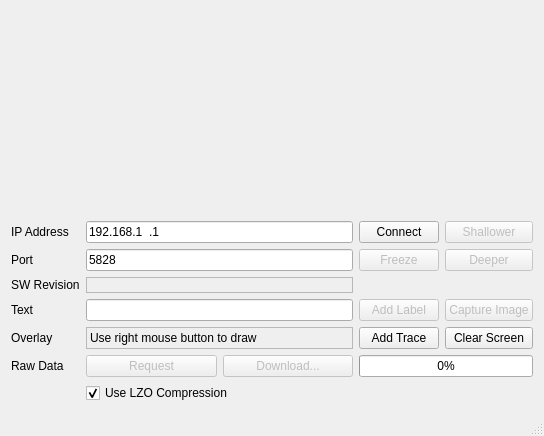
Before: the Qt Designer form examples/caster_qt/caster.ui in clariusdev/cast, drawn with Qt 5.
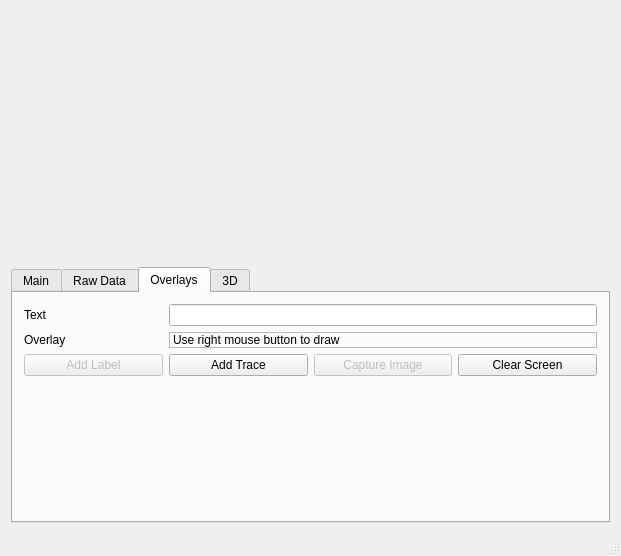
After: the same form once the commit is applied. The open tabs and pages were chosen to show the change.

```diff
--- a/examples/caster_qt/caster.ui
+++ b/examples/caster_qt/caster.ui
@@ -6,8 +6,8 @@
    <rect>
     <x>0</x>
     <y>0</y>
-    <width>544</width>
-    <height>436</height>
+    <width>621</width>
+    <height>556</height>
    </rect>
   </property>
   <property name="windowTitle">
@@ -32,7 +32,15 @@
      </spacer>
     </item>
     <item>
-     <layout class="QGridLayout" name="_inputs">
+     <widget class="QTabWidget" name="tabWidget">
+      <property name="currentIndex">
+       <number>0</number>
+      </property>
+      <widget class="QWidget" name="_main">
+       <attribute name="title">
+        <string>Main</string>
+       </attribute>
+       <layout class="QGridLayout" name="gridLayout">
       <item row="1" column="1">
        <widget class="QLineEdit" name="port">
         <property name="inputMask">
@@ -43,57 +51,6 @@
         </property>
        </widget>
       </item>
-      <item row="7" column="0">
-       <widget class="QLabel" name="_rawdata">
-        <property name="text">
-         <string>Raw Data</string>
-        </property>
-       </widget>
-      </item>
-      <item row="0" column="3">
-       <widget class="QPushButton" name="shallower">
-        <property name="enabled">
-         <bool>false</bool>
-        </property>
-        <property name="text">
-         <string>Shallower</string>
-        </property>
-       </widget>
-      </item>
-      <item row="5" column="1">
-       <widget class="QLabel" name="label_4">
-        <property name="frameShape">
-         <enum>QFrame::StyledPanel</enum>
-        </property>
-        <property name="text">
-         <string>Use right mouse button to draw</string>
-        </property>
-       </widget>
-      </item>
-      <item row="5" column="0">
-       <widget class="QLabel" name="label_3">
-        <property name="text">
-         <string>Overlay</string>
-        </property>
-       </widget>
-      </item>
-      <item row="5" column="3">
-       <widget class="QPushButton" name="clearScreen">
-        <property name="text">
-         <string>Clear Screen</string>
-        </property>
-       </widget>
-      </item>
-      <item row="2" column="1">
-       <widget class="QLabel" name="swRevMatch">
-        <property name="frameShape">
-         <enum>QFrame::StyledPanel</enum>
-        </property>
-        <property name="text">
-         <string/>
-        </property>
-       </widget>
-      </item>
       <item row="0" column="0">
        <widget class="QLabel" name="_ip">
         <property name="text">
@@ -101,6 +58,13 @@
         </property>
        </widget>
       </item>
+        <item row="2" column="0">
+         <widget class="QLabel" name="label">
+          <property name="text">
+           <string>SW Revision</string>
+          </property>
+         </widget>
+        </item>
       <item row="0" column="1">
        <widget class="QLineEdit" name="ip">
         <property name="inputMask">
@@ -111,46 +75,16 @@
         </property>
        </widget>
       </item>
-      <item row="4" column="0">
-       <widget class="QLabel" name="label_2">
-        <property name="text">
-         <string>Text</string>
-        </property>
-       </widget>
-      </item>
-      <item row="4" column="3">
-       <widget class="QPushButton" name="captureImage">
-        <property name="enabled">
-         <bool>false</bool>
-        </property>
+        <item row="2" column="1">
+         <widget class="QLabel" name="swRevMatch">
+          <property name="frameShape">
+           <enum>QFrame::Shape::StyledPanel</enum>
+          </property>
         <property name="text">
-         <string>Capture Image</string>
+           <string/>
         </property>
        </widget>
       </item>
-      <item row="1" column="3">
-       <widget class="QPushButton" name="deeper">
-        <property name="enabled">
-         <bool>false</bool>
-        </property>
-        <property name="text">
-         <string>Deeper</string>
-        </property>
-       </widget>
-      </item>
-      <item row="1" column="2">
-       <widget class="QPushButton" name="freeze">
-        <property name="enabled">
-         <bool>false</bool>
-        </property>
-        <property name="text">
-         <string>Freeze</string>
-        </property>
-       </widget>
-      </item>
-      <item row="4" column="1">
-       <widget class="QLineEdit" name="labelText"/>
-      </item>
       <item row="1" column="0">
        <widget class="QLabel" name="_port">
         <property name="text">
@@ -158,20 +92,36 @@
         </property>
        </widget>
       </item>
-      <item row="4" column="2">
-       <widget class="QPushButton" name="addLabel">
+        <item row="4" column="1">
+         <spacer name="verticalSpacer_3">
+          <property name="orientation">
+           <enum>Qt::Orientation::Vertical</enum>
+          </property>
+          <property name="sizeHint" stdset="0">
+           <size>
+            <width>20</width>
+            <height>40</height>
+           </size>
+          </property>
+         </spacer>
+        </item>
+        <item row="2" column="2">
+         <widget class="QPushButton" name="shallower">
         <property name="enabled">
          <bool>false</bool>
         </property>
         <property name="text">
-         <string>Add Label</string>
+           <string>Shallower</string>
         </property>
        </widget>
       </item>
-      <item row="5" column="2">
-       <widget class="QPushButton" name="addTrace">
+        <item row="3" column="2">
+         <widget class="QPushButton" name="deeper">
+          <property name="enabled">
+           <bool>false</bool>
+          </property>
         <property name="text">
-         <string>Add Trace</string>
+           <string>Deeper</string>
         </property>
        </widget>
       </item>
@@ -182,16 +132,24 @@
         </property>
        </widget>
       </item>
-      <item row="2" column="0">
-       <widget class="QLabel" name="label">
+        <item row="1" column="2">
+         <widget class="QPushButton" name="freeze">
+          <property name="enabled">
+           <bool>false</bool>
+          </property>
         <property name="text">
          <string>SW Revision</string>
         </property>
        </widget>
       </item>
-      <item row="7" column="1">
-       <layout class="QHBoxLayout" name="horizontalLayout">
-        <item>
+       </layout>
+      </widget>
+      <widget class="QWidget" name="_rawdata">
+       <attribute name="title">
+        <string>Raw Data</string>
+       </attribute>
+       <layout class="QGridLayout" name="gridLayout_2">
+        <item row="0" column="0">
          <widget class="QPushButton" name="request">
           <property name="enabled">
            <bool>false</bool>
@@ -201,26 +159,7 @@
           </property>
          </widget>
         </item>
-        <item>
-         <widget class="QPushButton" name="download">
-          <property name="enabled">
-           <bool>false</bool>
-          </property>
-          <property name="text">
-           <string>Download...</string>
-          </property>
-         </widget>
-        </item>
-       </layout>
-      </item>
-      <item row="7" column="2" colspan="2">
-       <widget class="QProgressBar" name="progress">
-        <property name="value">
-         <number>0</number>
-        </property>
-       </widget>
-      </item>
-      <item row="8" column="1">
+        <item row="3" column="0">
        <widget class="QCheckBox" name="lzo">
         <property name="text">
          <string>Use LZO Compression</string>
@@ -230,7 +169,146 @@
         </property>
        </widget>
       </item>
-     </layout>
+        <item row="2" column="0">
+         <widget class="QProgressBar" name="progress">
+          <property name="value">
+           <number>0</number>
+          </property>
+         </widget>
+        </item>
+        <item row="1" column="0">
+         <widget class="QPushButton" name="download">
+          <property name="enabled">
+           <bool>false</bool>
+          </property>
+          <property name="text">
+           <string>Download...</string>
+          </property>
+         </widget>
+        </item>
+        <item row="4" column="0">
+         <spacer name="verticalSpacer_2">
+          <property name="orientation">
+           <enum>Qt::Orientation::Vertical</enum>
+          </property>
+          <property name="sizeHint" stdset="0">
+           <size>
+            <width>20</width>
+            <height>40</height>
+           </size>
+          </property>
+         </spacer>
+        </item>
+       </layout>
+      </widget>
+      <widget class="QWidget" name="_overlays">
+       <attribute name="title">
+        <string>Overlays</string>
+       </attribute>
+       <layout class="QGridLayout" name="gridLayout_3">
+        <item row="0" column="0">
+         <widget class="QLabel" name="label_2">
+          <property name="text">
+           <string>Text</string>
+          </property>
+         </widget>
+        </item>
+        <item row="0" column="1" colspan="3">
+         <widget class="QLineEdit" name="labelText"/>
+        </item>
+        <item row="1" column="1" colspan="3">
+         <widget class="QLabel" name="label_4">
+          <property name="frameShape">
+           <enum>QFrame::Shape::StyledPanel</enum>
+          </property>
+          <property name="text">
+           <string>Use right mouse button to draw</string>
+          </property>
+         </widget>
+        </item>
+        <item row="2" column="1">
+         <widget class="QPushButton" name="addTrace">
+          <property name="text">
+           <string>Add Trace</string>
+          </property>
+         </widget>
+        </item>
+        <item row="2" column="0">
+         <widget class="QPushButton" name="addLabel">
+          <property name="enabled">
+           <bool>false</bool>
+          </property>
+          <property name="text">
+           <string>Add Label</string>
+          </property>
+         </widget>
+        </item>
+        <item row="1" column="0">
+         <widget class="QLabel" name="label_3">
+          <property name="text">
+           <string>Overlay</string>
+          </property>
+         </widget>
+        </item>
+        <item row="2" column="3">
+         <widget class="QPushButton" name="clearScreen">
+          <property name="text">
+           <string>Clear Screen</string>
+          </property>
+         </widget>
+        </item>
+        <item row="2" column="2">
+         <widget class="QPushButton" name="captureImage">
+          <property name="enabled">
+           <bool>false</bool>
+          </property>
+          <property name="text">
+           <string>Capture Image</string>
+          </property>
+         </widget>
+        </item>
+        <item row="3" column="2">
+         <spacer name="verticalSpacer_4">
+          <property name="orientation">
+           <enum>Qt::Orientation::Vertical</enum>
+          </property>
+          <property name="sizeHint" stdset="0">
+           <size>
+            <width>20</width>
+            <height>40</height>
+           </size>
+          </property>
+         </spacer>
+        </item>
+       </layout>
+      </widget>
+      <widget class="QWidget" name="_render">
+       <attribute name="title">
+        <string>3D</string>
+       </attribute>
+       <layout class="QVBoxLayout" name="verticalLayout_3">
+        <item>
+         <layout class="QVBoxLayout" name="render"/>
+        </item>
+        <item>
+         <widget class="QLabel" name="imuData">
+          <property name="maximumSize">
+           <size>
+            <width>16777215</width>
+            <height>30</height>
+           </size>
+          </property>
+          <property name="frameShape">
+           <enum>QFrame::Shape::StyledPanel</enum>
+          </property>
+          <property name="text">
+           <string/>
+          </property>
+         </widget>
+        </item>
+       </layout>
+      </widget>
+     </widget>
     </item>
    </layout>
   </widget>
```
Left out of the diff: 8 changed lines with no effect on the pictures. Lines whose indentation alone changed are shown as unchanged.
